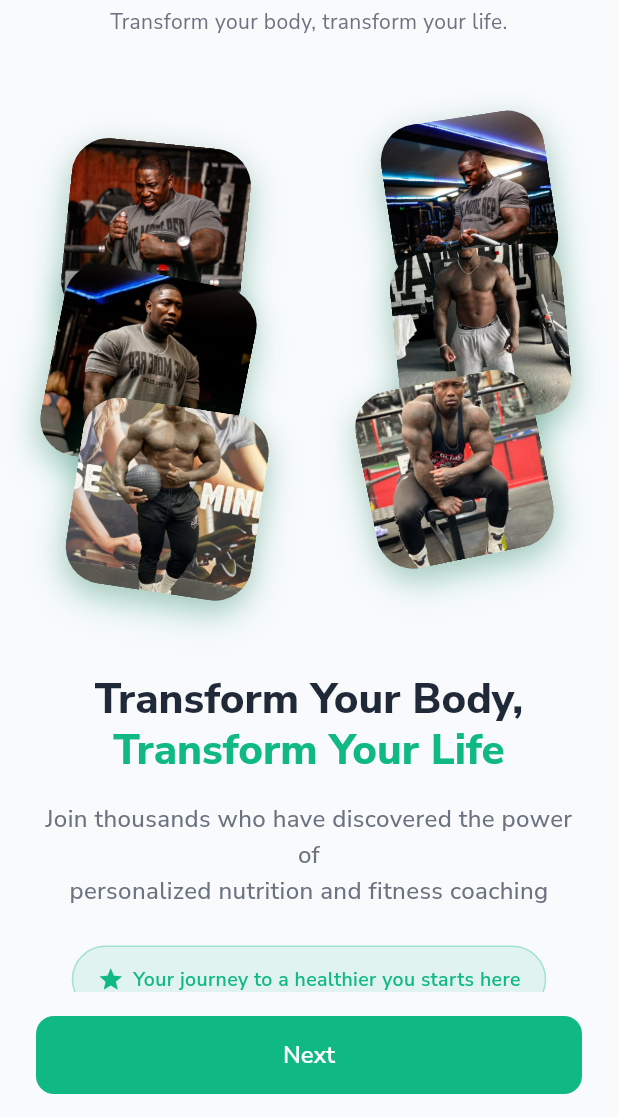
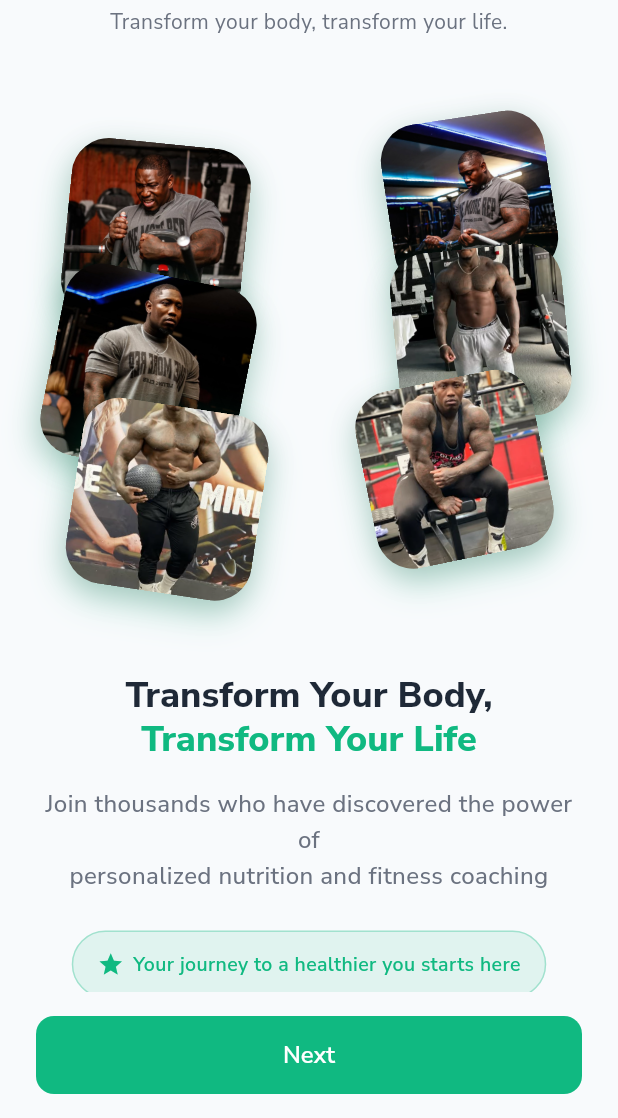
Before and after one commit to mahmoudal99/moctarnutrition, a Flutter app: the OnboardingScreen screen opened by its route, on a phone screen of 412 x 824 dp, the part 118-1236 px from its top. Run offline on Flutter 3.47's test engine with Material 3 defaults, Android fonts, the phone set to English and light mode, and no system bars; our stand-ins replace auth_buttons, cached_network_image, cloud_firestore, confetti, firebase_auth, firebase_core and 17 more; missing offline and left inert: flutter_floating_bottom_bar, flutter_stripe, mobile_scanner, openfoodfacts; accounts and stored records are empty; project files that could hold a hidden picture were left out.

Commit message:
Clean up onboarding_welcome_step.dart

```diff
--- a/lib/features/onboarding/presentation/steps/onboarding_welcome_step.dart
+++ b/lib/features/onboarding/presentation/steps/onboarding_welcome_step.dart
@@ -104,7 +104,7 @@ class _OnboardingWelcomeStepState extends State<OnboardingWelcomeStep>
                       TextSpan(
                         text: 'Transform Your Body,\n',
                         style: GoogleFonts.nunitoSans(
-                          fontSize: 28,
+                          fontSize: 24,
                           fontWeight: FontWeight.w800,
                           color: AppConstants.textPrimary,
                           height: 1.2,
@@ -113,7 +113,7 @@ class _OnboardingWelcomeStepState extends State<OnboardingWelcomeStep>
                       TextSpan(
                         text: 'Transform Your Life',
                         style: GoogleFonts.nunitoSans(
-                          fontSize: 28,
+                          fontSize: 24,
                           fontWeight: FontWeight.w800,
                           color: AppConstants.primaryColor,
                           height: 1.2,
```
